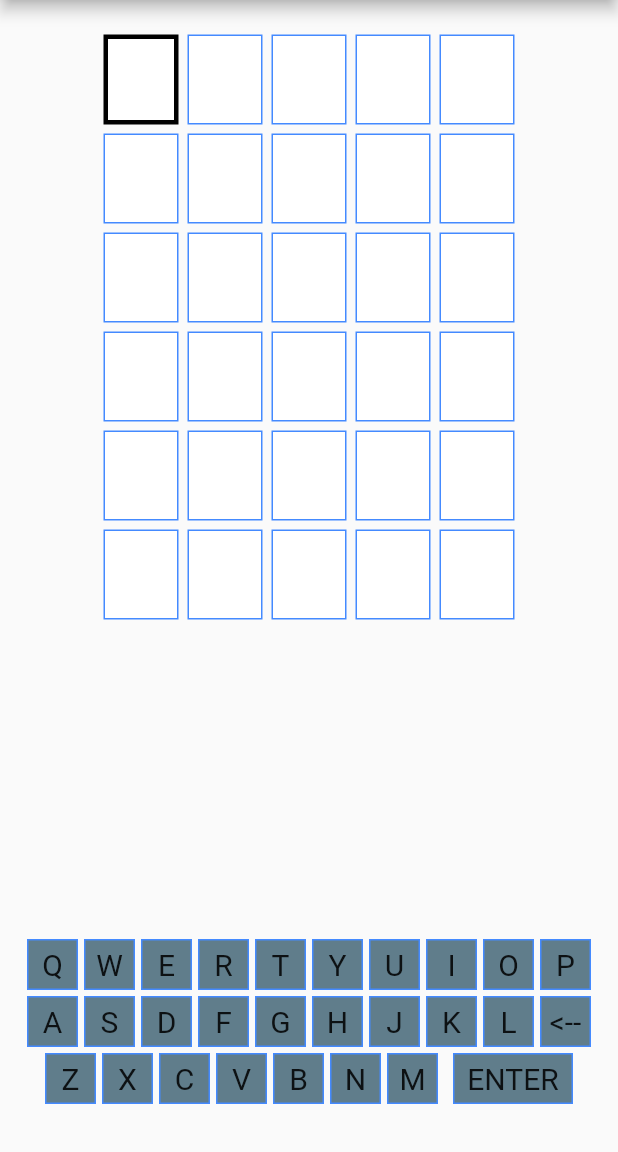
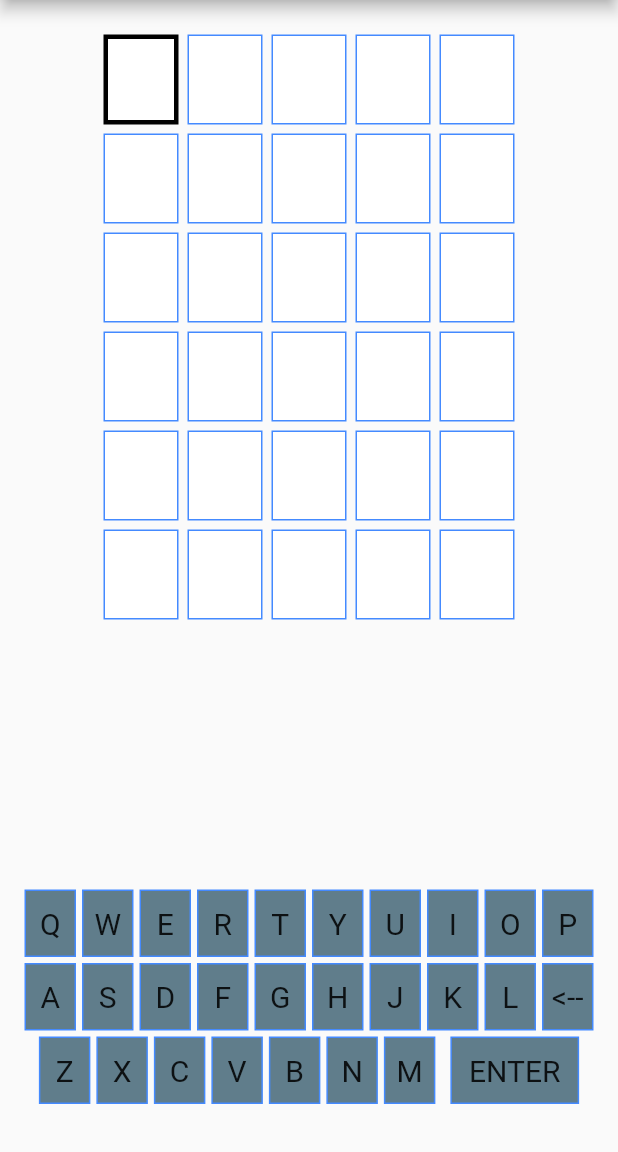
Before and after one commit to cbonatti/Bonattermo, a Flutter app: the screen it shows after launch, after a tap on the "play arrow" icon, on a phone screen of 412 x 824 dp, the part 84-1236 px from its top. Run offline on Flutter 3.47's test engine with Material 2 defaults, Android fonts, the phone set to English and light mode, and no system bars.

Commit message:
fixed keyboard keys size

```diff
--- a/Bonattermo/lib/game.dart
+++ b/Bonattermo/lib/game.dart
@@ -15,6 +15,7 @@ class _GameState extends State<Game> {
   int actualTry = 1;
   int cursorPosition = 0;
   List<String> wordsTryed = [];
+  double screenWidth = 0.0;
 
   void _showToast(String message) {
     final scaffold = ScaffoldMessenger.of(context);
@@ -140,8 +141,8 @@ class _GameState extends State<Game> {
     return GestureDetector(
       onTap: () => _typeLetter(letter),
       child: Container(
-        height: 34.0,
-        width: 34.0,
+        height: 45.0,
+        width: screenWidth / 12,
         margin: const EdgeInsets.all(2.0),
         padding: const EdgeInsets.all(1.0),
         decoration: BoxDecoration(
@@ -163,8 +164,8 @@ class _GameState extends State<Game> {
     return GestureDetector(
       onTap: () => _backspace(),
       child: Container(
-        height: 34.0,
-        width: 34.0,
+        height: 45.0,
+        width: screenWidth / 12,
         margin: const EdgeInsets.all(2.0),
         padding: const EdgeInsets.all(1.0),
         decoration: BoxDecoration(
@@ -186,8 +187,8 @@ class _GameState extends State<Game> {
     return GestureDetector(
       onTap: () => _enter(),
       child: Container(
-        height: 34.0,
-        width: 80.0,
+        height: 45.0,
+        width: (screenWidth / 12) * 2.5,
         margin: const EdgeInsets.fromLTRB(8.0, 2.0, 2.0, 2.0),
         padding: const EdgeInsets.all(1.0),
         decoration: BoxDecoration(
@@ -271,6 +272,7 @@ class _GameState extends State<Game> {
 
   @override
   Widget build(BuildContext context) {
+    screenWidth = MediaQuery.of(context).size.width;
     return Scaffold(
       appBar: AppBar(
         title: Text('BonaTTermo'),
```
